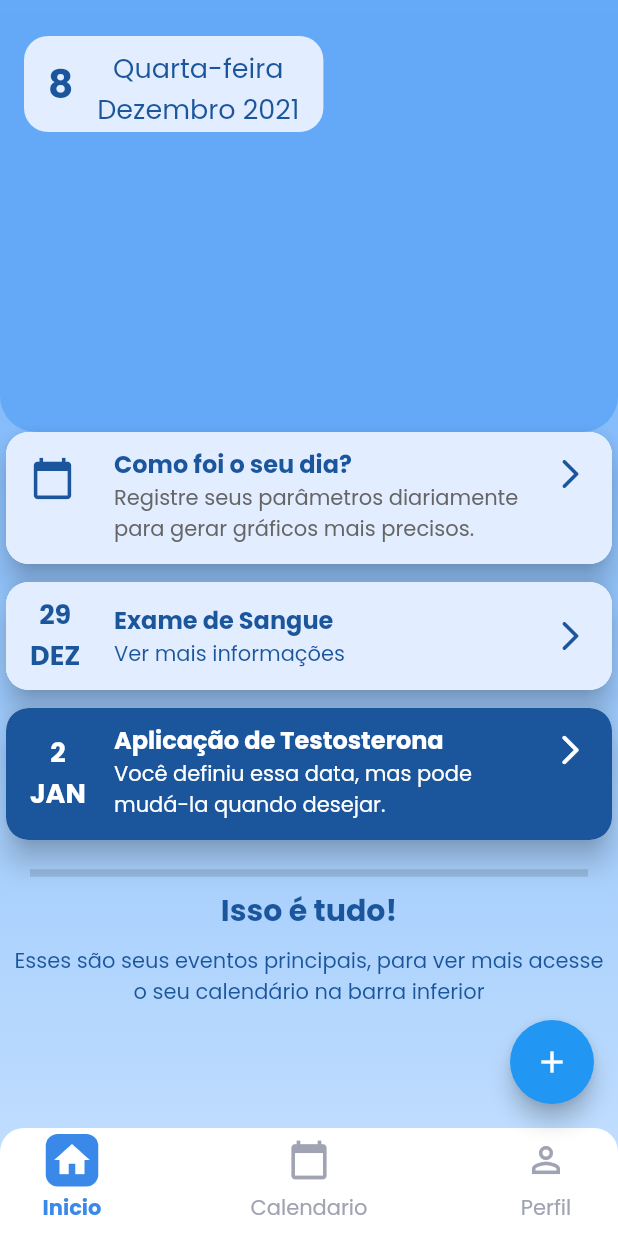
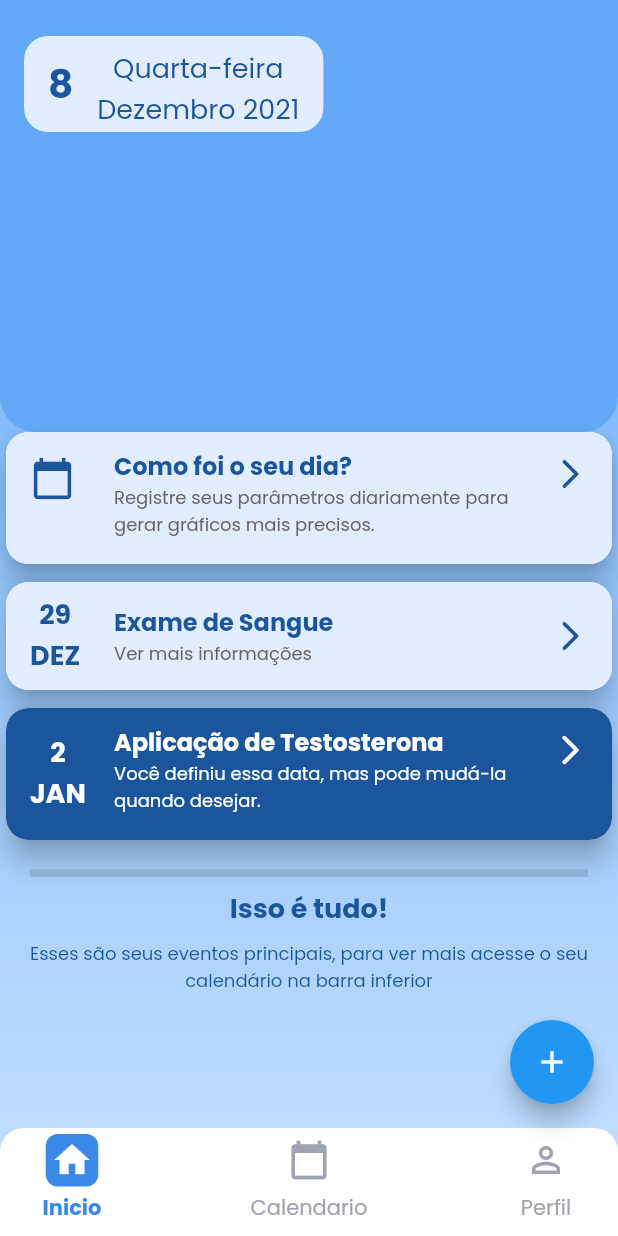
Before and after one commit to bkellym/ArielApp, a Flutter app: the screen it shows after launch, on a phone screen of 412 x 824 dp. Run offline on Flutter 3.47's test engine with Material 2 defaults, Android fonts, the phone set to English and light mode, and no system bars; our stand-ins replace google_fonts.

Commit message:
Corrige cores e tamanhos de textos

```diff
--- a/lib/componentes/card_lembrete.dart
+++ b/lib/componentes/card_lembrete.dart
@@ -42,6 +42,7 @@ class CardLembrete extends StatelessWidget {
           descricao,
           style: const TextStyle(
             color: Color(0xFF656565),
+            fontSize: 12,
           ),
         ),
         trailing: const Icon(
--- a/lib/componentes/card_timeline.dart
+++ b/lib/componentes/card_timeline.dart
@@ -53,7 +53,8 @@ class CardTimeline extends StatelessWidget {
         subtitle: Text(
           item.descricao,
           style: TextStyle(
-            color: item.dark ? Colors.white : const Color(0xFF1B569C),
+            color: item.dark ? Colors.white : const Color(0xFF656565),
+            fontSize: 12,
           ),
         ),
         trailing: Icon(
--- a/lib/componentes/timeline.dart
+++ b/lib/componentes/timeline.dart
@@ -48,7 +48,7 @@ class Timeline extends StatelessWidget {
               style: TextStyle(
                 color: Color(0xFF1B569C),
                 fontWeight: FontWeight.bold,
-                fontSize: 20,
+                fontSize: 18,
               ),
             ),
             Padding(
@@ -58,6 +58,7 @@ class Timeline extends StatelessWidget {
                 textAlign: TextAlign.center,
                 style: TextStyle(
                   color: Color(0xFF1B569C),
+                  fontSize: 12,
                 ),
               ),
             ),
```
